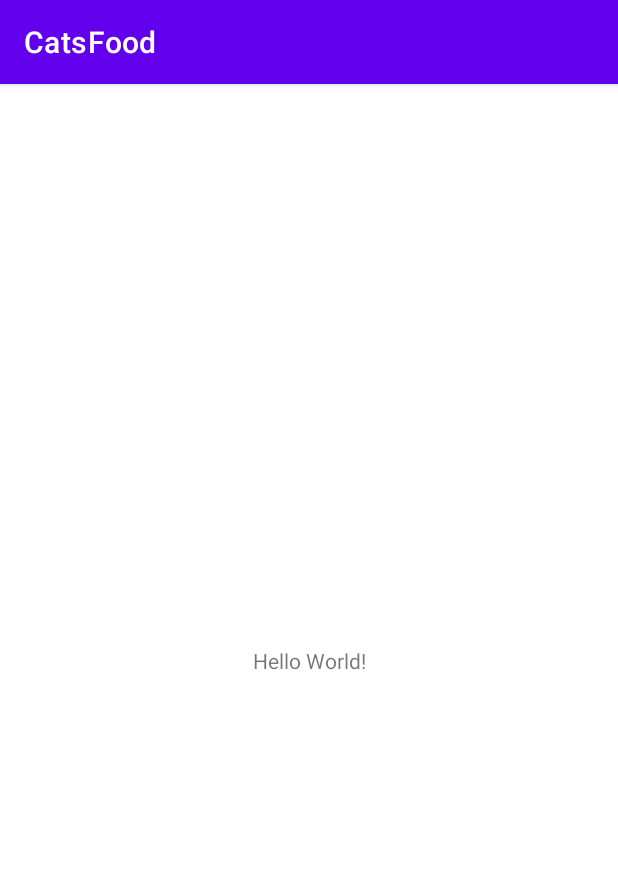
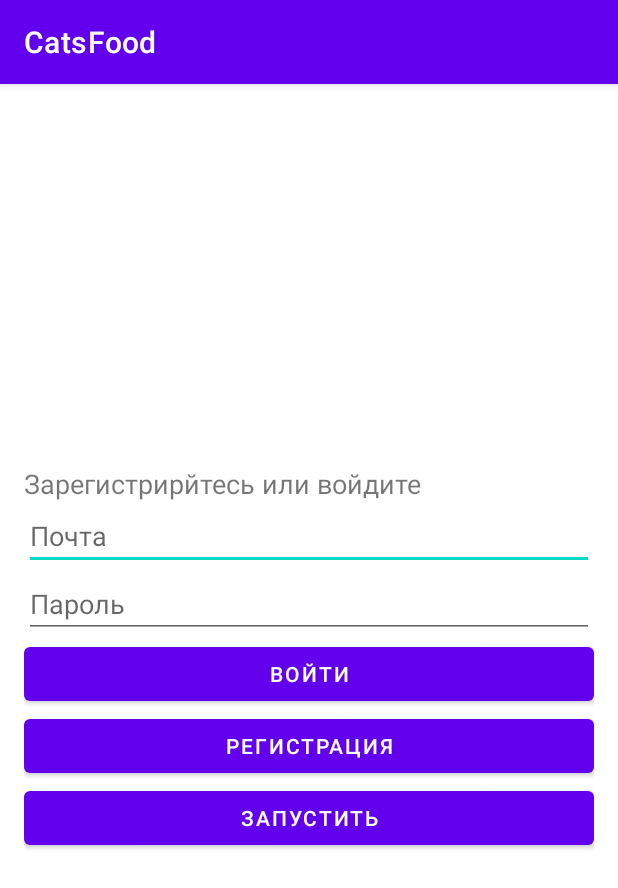
Before and after one commit to BoogieFlame/CatsFood, an Android app: the screen it shows after launch (MainActivity), on a phone screen of 412 x 824 dp. Shown: the top 888 px of the screen. Run offline under Robolectric (Android 15) with nearby library versions, the phone set to English and light mode, and no system bars; our stand-ins replace Firebase (no records; nobody signed in at launch, a user with empty details on screens opened directly).

```diff
--- a/app/build.gradle
+++ b/app/build.gradle
@@ -33,6 +33,7 @@ dependencies {
 
     implementation platform('com.google.firebase:firebase-bom:26.1.1')
     implementation 'com.google.firebase:firebase-analytics'
+    implementation 'com.google.firebase:firebase-auth'
     implementation 'androidx.appcompat:appcompat:1.2.0'
     implementation 'com.google.android.material:material:1.3.0'
     implementation 'androidx.constraintlayout:constraintlayout:2.0.4'
--- a/app/src/main/AndroidManifest.xml
+++ b/app/src/main/AndroidManifest.xml
@@ -9,6 +9,7 @@
         android:roundIcon="@mipmap/ic_launcher_round"
         android:supportsRtl="true"
         android:theme="@style/Theme.CatsFood">
+        <activity android:name=".MainMenu"></activity>
         <activity android:name=".MainActivity">
             <intent-filter>
                 <action android:name="android.intent.action.MAIN" />
--- a/app/src/main/java/com/example/catsfood/MainActivity.java
+++ b/app/src/main/java/com/example/catsfood/MainActivity.java
@@ -1,14 +1,122 @@
 package com.example.catsfood;
 
+import androidx.annotation.NonNull;
 import androidx.appcompat.app.AppCompatActivity;
 
+import android.content.Intent;
 import android.os.Bundle;
+import android.text.TextUtils;
+import android.view.View;
+import android.widget.Button;
+import android.widget.TextView;
+import android.widget.Toast;
+
+import com.google.android.gms.tasks.OnCompleteListener;
+import com.google.android.gms.tasks.Task;
+import com.google.firebase.auth.AuthResult;
+import com.google.firebase.auth.FirebaseAuth;
 
 public class MainActivity extends AppCompatActivity {
+
+    FirebaseAuth mAuth;
+    TextView email;
+    TextView login_view;
+    TextView password;
+    Button login;
+    Button register;
+    Button start;
 
     @Override
     protected void onCreate(Bundle savedInstanceState) {
         super.onCreate(savedInstanceState);
         setContentView(R.layout.activity_main);
+
+        email = (TextView) findViewById(R.id.email);
+        login_view = (TextView) findViewById(R.id.login_view);
+        password = (TextView) findViewById(R.id.password);
+
+        login = (Button) findViewById(R.id.login);
+        login.setOnClickListener(new View.OnClickListener()
+        {
+            @Override
+            public void onClick(View v) {
+                if (TextUtils.isEmpty(email.getText().toString())) {
+                    Toast.makeText(getApplicationContext(), "Нет почты", Toast.LENGTH_LONG).show();
+                    return;
+                }
+                if (TextUtils.isEmpty(password.getText().toString())) {
+                    Toast.makeText(getApplicationContext(), "Нет пароля", Toast.LENGTH_LONG).show();
+                    return;
+                }
+
+                mAuth.signInWithEmailAndPassword(email.getText().toString(), password.getText().toString())
+                        .addOnCompleteListener(MainActivity.this, new OnCompleteListener<AuthResult>() {
+                            @Override
+                            public void onComplete(@NonNull Task<AuthResult> task) {
+                                if (task.isSuccessful()) {
+                                    Intent intent = new Intent(MainActivity.this, MainMenu.class);
+                                    startActivity(intent);
+                                } else {
+                                    Toast.makeText(MainActivity.this, "Войти не удалось",
+                                            Toast.LENGTH_SHORT).show();
+                                }
+                            }
+                        });
+            }
+        });
+
+        register = (Button) findViewById(R.id.register);
+        register.setOnClickListener(new View.OnClickListener() {
+            @Override
+            public void onClick(View v) {
+                if (TextUtils.isEmpty(email.getText().toString())) {
+                    Toast.makeText(getApplicationContext(), "Нет почты", Toast.LENGTH_LONG).show();
+                    return;
+                }
+                if (TextUtils.isEmpty(password.getText().toString())) {
+                    Toast.makeText(getApplicationContext(), "Нет пароля", Toast.LENGTH_LONG).show();
+                    return;
+                }
+
+                mAuth.createUserWithEmailAndPassword(email.getText().toString(), password.getText().toString())
+                        .addOnCompleteListener(new OnCompleteListener<AuthResult>() {
+                            @Override
+                            public void onComplete(@NonNull Task<AuthResult> task) {
+                                if (task.isSuccessful()) {
+                                    login_view.setText(mAuth.getCurrentUser().getEmail());
+                                    Intent intent = new Intent(MainActivity.this, MainMenu.class);
+                                    startActivity(intent);
+                                }
+                                else {
+                                    Toast.makeText(getApplicationContext(), "Что-то пошло не так",
+                                            Toast.LENGTH_LONG).show();
+                                }
+                            }
+                        });
+            }
+        });
+
+        start = (Button) findViewById(R.id.start_);
+        start.setOnClickListener(new View.OnClickListener() {
+            @Override
+            public void onClick(View v) {
+                if (mAuth.getCurrentUser() != null)
+                {
+                    Intent intent = new Intent(MainActivity.this, MainMenu.class);
+                    startActivity(intent);
+                }
+                else
+                {
+                    Toast.makeText(MainActivity.this, "Сначала нужно войти/зарегистрироваться",
+                            Toast.LENGTH_SHORT).show();
+                }
+            }
+        });
+
+        mAuth = FirebaseAuth.getInstance();
+        if (mAuth.getCurrentUser() != null)
+        {
+            login_view.setText(mAuth.getCurrentUser().getEmail());
+        }
     }
 }
--- a/app/src/main/res/layout/activity_main.xml
+++ b/app/src/main/res/layout/activity_main.xml
@@ -1,18 +1,51 @@
 <?xml version="1.0" encoding="utf-8"?>
-<androidx.constraintlayout.widget.ConstraintLayout xmlns:android="http://schemas.android.com/apk/res/android"
+<LinearLayout xmlns:android="http://schemas.android.com/apk/res/android"
     xmlns:app="http://schemas.android.com/apk/res-auto"
     xmlns:tools="http://schemas.android.com/tools"
     android:layout_width="match_parent"
     android:layout_height="match_parent"
+    android:gravity="center_vertical"
+    android:orientation="vertical"
+    android:padding="16dp"
+    app:layoutDescription="@xml/login_scene"
     tools:context=".MainActivity">
 
     <TextView
-        android:layout_width="wrap_content"
+        android:id="@+id/login_view"
+        android:layout_width="match_parent"
         android:layout_height="wrap_content"
-        android:text="Hello World!"
-        app:layout_constraintBottom_toBottomOf="parent"
-        app:layout_constraintLeft_toLeftOf="parent"
-        app:layout_constraintRight_toRightOf="parent"
-        app:layout_constraintTop_toTopOf="parent" />
+        android:text="Зарегистрирйтесь или войдите"
+        android:textSize="18sp" />
 
-</androidx.constraintlayout.widget.ConstraintLayout>
+    <EditText
+        android:id="@+id/email"
+        android:layout_width="match_parent"
+        android:layout_height="wrap_content"
+        android:hint="Почта" />
+
+    <EditText
+        android:id="@+id/password"
+        android:layout_width="match_parent"
+        android:layout_height="wrap_content"
+        android:hint="Пароль"
+        android:inputType="textPassword" />
+
+    <Button
+        android:id="@+id/login"
+        android:layout_width="match_parent"
+        android:layout_height="wrap_content"
+        android:text="Войти" />
+
+    <Button
+        android:id="@+id/register"
+        android:layout_width="match_parent"
+        android:layout_height="wrap_content"
+        android:text="Регистрация" />
+
+    <Button
+        android:id="@+id/start_"
+        android:layout_width="match_parent"
+        android:layout_height="wrap_content"
+        android:text="Запустить" />
+
+</LinearLayout>
--- /dev/null
+++ b/app/src/main/res/xml/login_scene.xml
@@ -0,0 +1,19 @@
+<?xml version="1.0" encoding="utf-8"?>
+<MotionScene
+    xmlns:android="http://schemas.android.com/apk/res/android"
+    xmlns:motion="http://schemas.android.com/apk/res-auto">
+
+    <Transition
+        motion:constraintSetEnd="@+id/end"
+        motion:constraintSetStart="@id/start"
+        motion:duration="1000">
+        <KeyFrameSet>
+        </KeyFrameSet>
+    </Transition>
+
+    <ConstraintSet android:id="@+id/start">
+    </ConstraintSet>
+
+    <ConstraintSet android:id="@+id/end">
+    </ConstraintSet>
+</MotionScene>
```
Also changed, not shown: app/src/main/java/com/example/catsfood/MainMenu.java (added, +13 -0 lines), app/src/main/res/layout/main_menu.xml (added, +23 -0 lines), app/src/main/res/xml/activity_main_menu_scene.xml (added, +19 -0 lines).
